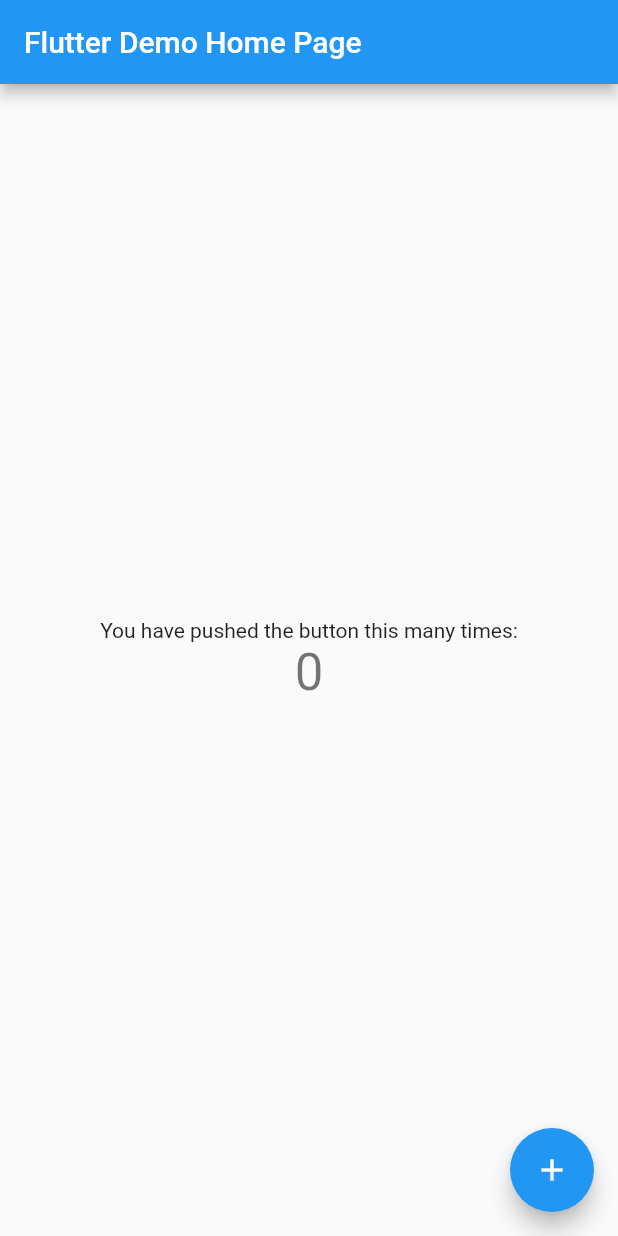
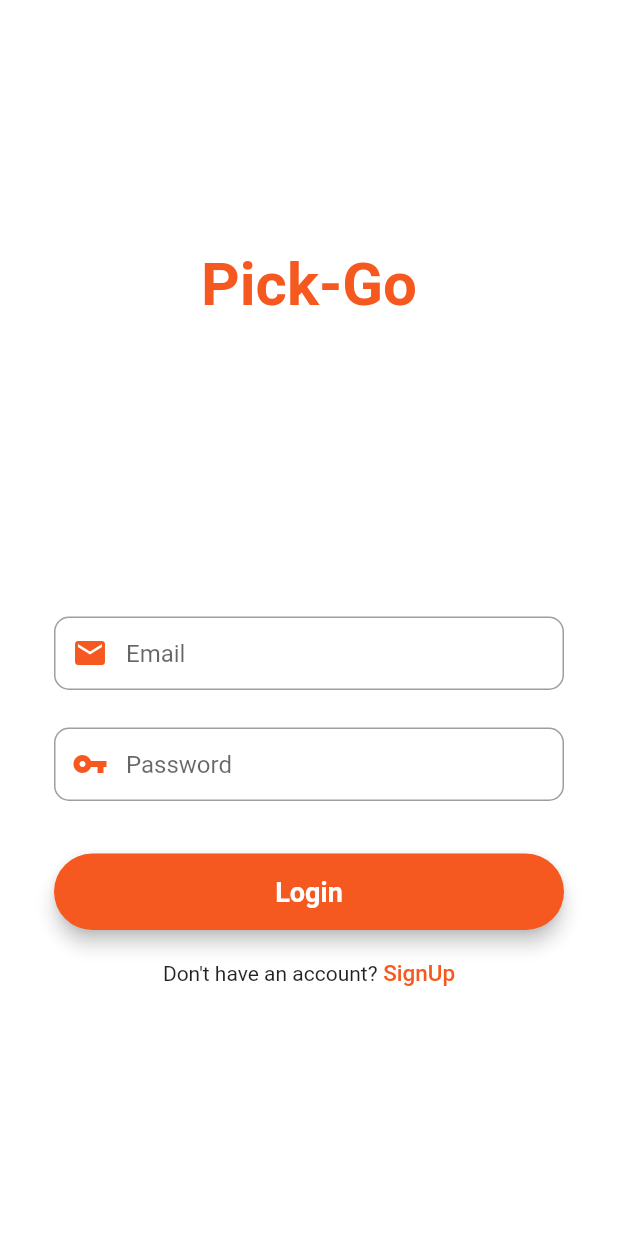
Before and after one commit to isuruar/Flutter-Pick-Go, a Flutter app: the screen it shows after launch, on a phone screen of 412 x 824 dp. Run offline on Flutter 3.47's test engine with Material 2 defaults, Android fonts, the phone set to English and light mode, and no system bars; our stand-ins replace cloud_firestore, firebase_auth, firebase_core, fluttertoast; accounts and stored records are empty.

Commit message:
login and signup with back end

```diff
--- a/lib/main.dart
+++ b/lib/main.dart
@@ -1,6 +1,10 @@
+import 'package:firebase_core/firebase_core.dart';
 import 'package:flutter/material.dart';
+import 'package:pickandgo/ui/login_screen.dart';
 
-void main() {
+Future<void> main() async {
+  WidgetsFlutterBinding.ensureInitialized();
+  await Firebase.initializeApp();
   runApp(const MyApp());
 }
 
@@ -11,105 +15,8 @@ class MyApp extends StatelessWidget {
   @override
   Widget build(BuildContext context) {
     return MaterialApp(
-      title: 'Flutter Demo',
-      theme: ThemeData(
-        // This is the theme of your application.
-        //
-        // Try running your application with "flutter run". You'll see the
-        // application has a blue toolbar. Then, without quitting the app, try
-        // changing the primarySwatch below to Colors.green and then invoke
-        // "hot reload" (press "r" in the console where you ran "flutter run",
-        // or simply save your changes to "hot reload" in a Flutter IDE).
-        // Notice that the counter didn't reset back to zero; the application
-        // is not restarted.
-        primarySwatch: Colors.blue,
-      ),
-      home: const MyHomePage(title: 'Flutter Demo Home Page'),
+      debugShowCheckedModeBanner: false,
+      home: LoginScreen(),
     );
   }
 }
-
-class MyHomePage extends StatefulWidget {
-  const MyHomePage({Key? key, required this.title}) : super(key: key);
-
-  // This widget is the home page of your application. It is stateful, meaning
-  // that it has a State object (defined below) that contains fields that affect
-  // how it looks.
-
-  // This class is the configuration for the state. It holds the values (in this
-  // case the title) provided by the parent (in this case the App widget) and
-  // used by the build method of the State. Fields in a Widget subclass are
-  // always marked "final".
-
-  final String title;
-
-  @override
-  State<MyHomePage> createState() => _MyHomePageState();
-}
-
-class _MyHomePageState extends State<MyHomePage> {
-  int _counter = 0;
-
-  void _incrementCounter() {
-    setState(() {
-      // This call to setState tells the Flutter framework that something has
-      // changed in this State, which causes it to rerun the build method below
-      // so that the display can reflect the updated values. If we changed
-      // _counter without calling setState(), then the build method would not be
-      // called again, and so nothing would appear to happen.
-      _counter++;
-    });
-  }
-
-  @override
-  Widget build(BuildContext context) {
-    // This method is rerun every time setState is called, for instance as done
-    // by the _incrementCounter method above.
-    //
-    // The Flutter framework has been optimized to make rerunning build methods
-    // fast, so that you can just rebuild anything that needs updating rather
-    // than having to individually change instances of widgets.
-    return Scaffold(
-      appBar: AppBar(
-        // Here we take the value from the MyHomePage object that was created by
-        // the App.build method, and use it to set our appbar title.
-        title: Text(widget.title),
-      ),
-      body: Center(
-        // Center is a layout widget. It takes a single child and positions it
-        // in the middle of the parent.
-        child: Column(
-          // Column is also a layout widget. It takes a list of children and
-          // arranges them vertically. By default, it sizes itself to fit its
-          // children horizontally, and tries to be as tall as its parent.
-          //
-          // Invoke "debug painting" (press "p" in the console, choose the
-          // "Toggle Debug Paint" action from the Flutter Inspector in Android
-          // Studio, or the "Toggle Debug Paint" command in Visual Studio Code)
-          // to see the wireframe for each widget.
-          //
-          // Column has various properties to control how it sizes itself and
-          // how it positions its children. Here we use mainAxisAlignment to
-          // center the children vertically; the main axis here is the vertical
-          // axis because Columns are vertical (the cross axis would be
-          // horizontal).
-          mainAxisAlignment: MainAxisAlignment.center,
-          children: <Widget>[
-            const Text(
-              'You have pushed the button this many times:',
-            ),
-            Text(
-              '$_counter',
-              style: Theme.of(context).textTheme.headline4,
-            ),
-          ],
-        ),
-      ),
-      floatingActionButton: FloatingActionButton(
-        onPressed: _incrementCounter,
-        tooltip: 'Increment',
-        child: const Icon(Icons.add),
-      ), // This trailing comma makes auto-formatting nicer for build methods.
-    );
-  }
-}
--- /dev/null
+++ b/lib/ui/login_screen.dart
@@ -0,0 +1,187 @@
+import 'dart:ui';
+
+import 'package:firebase_auth/firebase_auth.dart';
+import 'package:flutter/material.dart';
+import 'package:fluttertoast/fluttertoast.dart';
+import 'package:pickandgo/ui/home_screen.dart';
+import 'package:pickandgo/ui/signup_screen.dart';
+
+class LoginScreen extends StatefulWidget {
+  const LoginScreen({Key? key}) : super(key: key);
+
+  @override
+  _LoginScreenState createState() => _LoginScreenState();
+}
+
+class _LoginScreenState extends State<LoginScreen> {
+  //form key
+  final _formKey = GlobalKey<FormState>();
+  //editing controller
+  final TextEditingController emailController = new TextEditingController();
+  final TextEditingController passwordController = new TextEditingController();
+
+  //firebase auth
+  final _auth = FirebaseAuth.instance;
+
+  @override
+  Widget build(BuildContext context) {
+    //email Field
+    final emailField = TextFormField(
+      autofocus: false,
+      controller: emailController,
+      keyboardType: TextInputType.emailAddress,
+      validator: (value) {
+        if (value!.isEmpty) {
+          return ("Please Enter Your Email");
+        }
+        //reg expression for email validation
+        if (!RegExp("^[a-zA-Z0-9+_.-]+@[a-zA-Z0-9.-]+.[a-z]").hasMatch(value)) {
+          return ("Please enter a valid email");
+        }
+        return null;
+      },
+      onSaved: (value) {
+        emailController.text = value!;
+      },
+      textInputAction: TextInputAction.next,
+      decoration: InputDecoration(
+          prefixIcon: Icon(
+            Icons.mail,
+            color: Color(0xffF5591F),
+          ),
+          contentPadding: EdgeInsets.fromLTRB(20, 15, 20, 15),
+          hintText: "Email",
+          border: OutlineInputBorder(
+            borderRadius: BorderRadius.circular(10),
+          )),
+    );
+
+    //password Field
+    final passwordField = TextFormField(
+      autofocus: false,
+      controller: passwordController,
+      obscureText: true,
+      validator: (value) {
+        RegExp regex = new RegExp(r'^.{6,}$');
+        if (value!.isEmpty) {
+          return ("Please enter your password");
+        }
+        if (!regex.hasMatch(value)) {
+          return ("Password need minimum 6 characters");
+        }
+      },
+      onSaved: (value) {
+        passwordController.text = value!;
+      },
+      textInputAction: TextInputAction.done,
+      decoration: InputDecoration(
+          prefixIcon: Icon(
+            Icons.vpn_key,
+            color: Color(0xffF5591F),
+          ),
+          contentPadding: EdgeInsets.fromLTRB(20, 15, 20, 15),
+          hintText: "Password",
+          border: OutlineInputBorder(
+            borderRadius: BorderRadius.circular(10),
+          )),
+    );
+
+    //login button
+    final loginButton = Material(
+      elevation: 5,
+      borderRadius: BorderRadius.circular(30),
+      color: Color(0xffF5591F),
+      child: MaterialButton(
+        padding: EdgeInsets.fromLTRB(20, 15, 20, 15),
+        minWidth: MediaQuery.of(context).size.width,
+        onPressed: () {
+          signIn(emailController.text, passwordController.text);
+        },
+        child: Text(
+          "Login",
+          textAlign: TextAlign.center,
+          style: TextStyle(
+              color: Colors.white, fontWeight: FontWeight.bold, fontSize: 18),
+        ),
+      ),
+    );
+
+    return Scaffold(
+      backgroundColor: Colors.white,
+      body: Center(
+        child: SingleChildScrollView(
+          child: Container(
+            color: Colors.white,
+            child: Padding(
+              padding: const EdgeInsets.all(36.0),
+              child: Form(
+                key: _formKey,
+                child: Column(
+                  mainAxisAlignment: MainAxisAlignment.center,
+                  crossAxisAlignment: CrossAxisAlignment.center,
+                  children: <Widget>[
+                    SizedBox(
+                      height: 200,
+                      child: Text(
+                        "Pick-Go",
+                        style: TextStyle(
+                          color: Color(0xffF5591F),
+                          fontWeight: FontWeight.bold,
+                          fontSize: 40,
+                        ),
+                      ),
+                    ),
+                    SizedBox(height: 45),
+                    emailField,
+                    SizedBox(height: 25),
+                    passwordField,
+                    SizedBox(height: 35),
+                    loginButton,
+                    SizedBox(height: 20),
+                    Row(
+                      mainAxisAlignment: MainAxisAlignment.center,
+                      children: <Widget>[
+                        Text("Don't have an account?"),
+                        GestureDetector(
+                          onTap: () {
+                            Navigator.push(
+                                context,
+                                MaterialPageRoute(
+                                    builder: (context) => SignUpScreen()));
+                          },
+                          child: Text(
+                            " SignUp",
+                            style: TextStyle(
+                                color: Color(0xffF5591F),
+                                fontSize: 15,
+                                fontWeight: FontWeight.w500),
+                          ),
+                        )
+                      ],
+                    )
+                  ],
+                ),
+              ),
+            ),
+          ),
+        ),
+      ),
+    );
+  }
+
+  //login function
+  void signIn(String email, String password) async {
+    if (_formKey.currentState!.validate()) {
+      await _auth
+          .signInWithEmailAndPassword(email: email, password: password)
+          .then((uid) => {
+                Fluttertoast.showToast(msg: "Login Successful"),
+                Navigator.of(context).pushReplacement(
+                    MaterialPageRoute(builder: (context) => HomeScreen())),
+              })
+          .catchError((e) {
+        Fluttertoast.showToast(msg: e!.message);
+      });
+    }
+  }
+}
```
Also changed, not shown: lib/model/user_model.dart (added, +39 -0 lines), lib/ui/home_screen.dart (added, +17 -0 lines), lib/ui/signup_screen.dart (added, +351 -0 lines), pubspec.yaml (+6 -17 lines), pubspec.lock, 4 other files.
